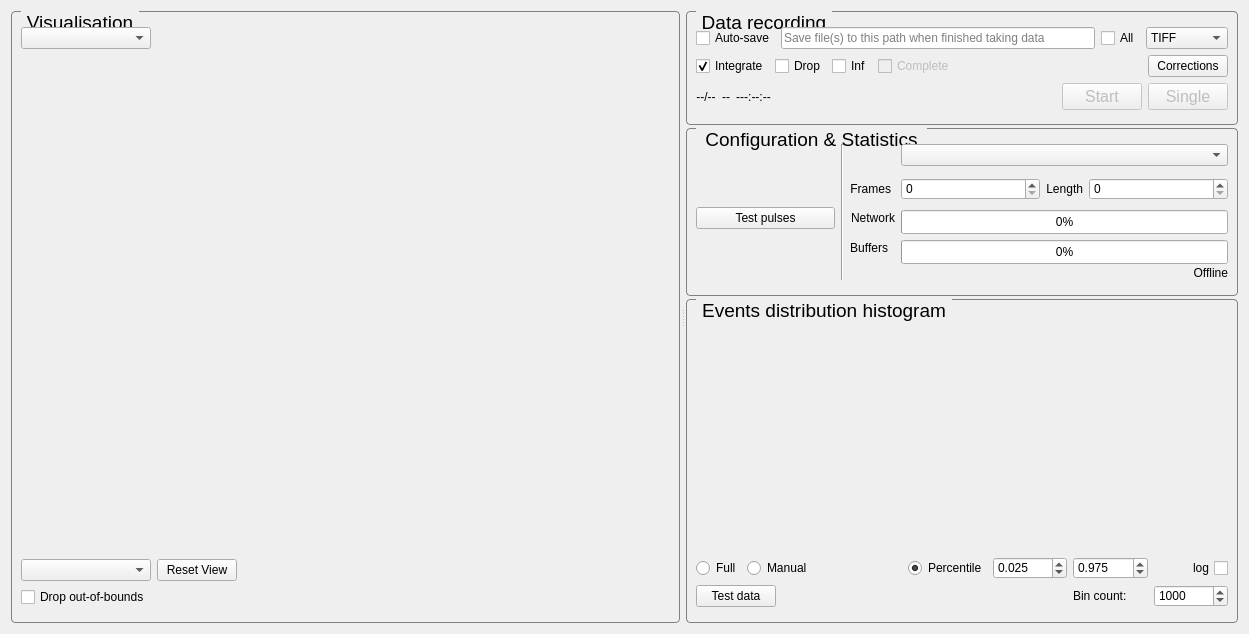
This is SpidrMpx3Eq/qcstmglvisualization.ui in navrit/dexter as Qt 5 draws it before an edit. The edited form follows.
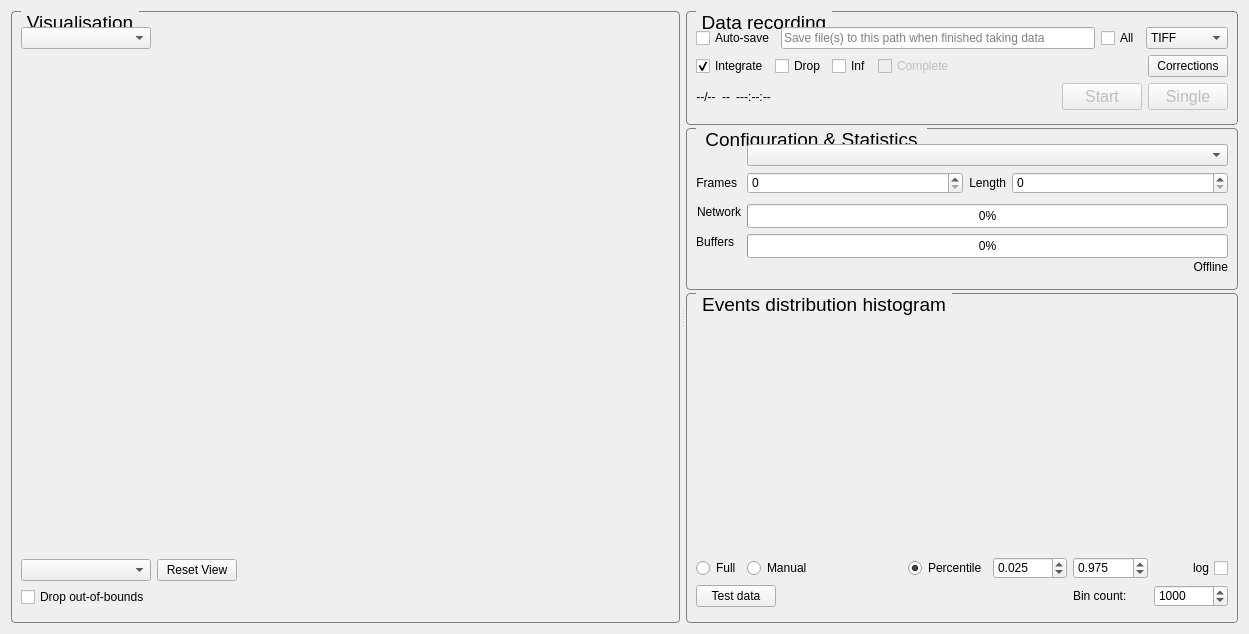
This is the edited form. Custom widgets are drawn as their Qt base class.

```diff
--- a/SpidrMpx3Eq/qcstmglvisualization.ui
+++ b/SpidrMpx3Eq/qcstmglvisualization.ui
@@ -538,58 +538,7 @@
           </property>
           <item>
            <layout class="QGridLayout" name="gridLayout_3">
-            <item row="3" column="2">
-             <widget class="QLabel" name="nTriggersSpinBoxLabel">
-              <property name="sizePolicy">
-               <sizepolicy hsizetype="Fixed" vsizetype="Preferred">
-                <horstretch>0</horstretch>
-                <verstretch>0</verstretch>
-               </sizepolicy>
-              </property>
-              <property name="toolTip">
-               <string>&lt;html&gt;&lt;head/&gt;&lt;body&gt;&lt;p&gt;Frames/triggers&lt;/p&gt;&lt;/body&gt;&lt;/html&gt;</string>
-              </property>
-              <property name="text">
-               <string>Frames</string>
-              </property>
-              <property name="alignment">
-               <set>Qt::AlignRight|Qt::AlignTrailing|Qt::AlignVCenter</set>
-              </property>
-             </widget>
-            </item>
-            <item row="3" column="5">
-             <widget class="QSpinBox" name="triggerLengthSpinBox">
-              <property name="sizePolicy">
-               <sizepolicy hsizetype="Minimum" vsizetype="Fixed">
-                <horstretch>0</horstretch>
-                <verstretch>0</verstretch>
-               </sizepolicy>
-              </property>
-              <property name="toolTip">
-               <string>trigger length</string>
-              </property>
-              <property name="maximum">
-               <number>999999999</number>
-              </property>
-             </widget>
-            </item>
-            <item row="3" column="3">
-             <widget class="QSpinBox" name="nTriggersSpinBox">
-              <property name="sizePolicy">
-               <sizepolicy hsizetype="Minimum" vsizetype="Fixed">
-                <horstretch>0</horstretch>
-                <verstretch>0</verstretch>
-               </sizepolicy>
-              </property>
-              <property name="toolTip">
-               <string>triggers</string>
-              </property>
-              <property name="maximum">
-               <number>999999999</number>
-              </property>
-             </widget>
-            </item>
-            <item row="3" column="4">
+            <item row="2" column="2">
              <widget class="QLabel" name="triggerLengthSpinBoxLabel">
               <property name="sizePolicy">
                <sizepolicy hsizetype="Fixed" vsizetype="Preferred">
@@ -605,7 +554,7 @@
               </property>
              </widget>
             </item>
-            <item row="4" column="3" colspan="3">
+            <item row="3" column="1" colspan="3">
              <widget class="QProgressBar" name="progressBar">
               <property name="sizePolicy">
                <sizepolicy hsizetype="Minimum" vsizetype="Fixed">
@@ -645,7 +594,20 @@
               </property>
              </widget>
             </item>
-            <item row="4" column="2">
+            <item row="1" column="1" colspan="3">
+             <widget class="QComboBox" name="operationModeComboBox_Vis">
+              <property name="sizePolicy">
+               <sizepolicy hsizetype="Minimum" vsizetype="Fixed">
+                <horstretch>0</horstretch>
+                <verstretch>0</verstretch>
+               </sizepolicy>
+              </property>
+              <property name="toolTip">
+               <string>operation mode</string>
+              </property>
+             </widget>
+            </item>
+            <item row="3" column="0">
              <widget class="QLabel" name="label">
               <property name="sizePolicy">
                <sizepolicy hsizetype="Fixed" vsizetype="Preferred">
@@ -661,7 +623,7 @@
               </property>
              </widget>
             </item>
-            <item row="5" column="2">
+            <item row="4" column="0">
              <widget class="QLabel" name="label_2">
               <property name="sizePolicy">
                <sizepolicy hsizetype="Fixed" vsizetype="Preferred">
@@ -677,45 +639,39 @@
               </property>
              </widget>
             </item>
-            <item row="5" column="3" colspan="3">
-             <widget class="QProgressBar" name="bufferOccupancy">
+            <item row="2" column="3">
+             <widget class="QSpinBox" name="triggerLengthSpinBox">
               <property name="sizePolicy">
                <sizepolicy hsizetype="Minimum" vsizetype="Fixed">
                 <horstretch>0</horstretch>
                 <verstretch>0</verstretch>
                </sizepolicy>
               </property>
-              <property name="minimumSize">
-               <size>
-                <width>0</width>
-                <height>24</height>
-               </size>
-              </property>
-              <property name="maximumSize">
-               <size>
-                <width>16777215</width>
-                <height>15</height>
-               </size>
-              </property>
               <property name="toolTip">
                <string>Make sure this doesn't reach 100%!</string>
               </property>
-              <property name="value">
-               <number>0</number>
+              <property name="maximum">
+               <number>999999999</number>
               </property>
-              <property name="alignment">
-               <set>Qt::AlignLeading|Qt::AlignLeft|Qt::AlignTop</set>
-              </property>
              </widget>
             </item>
-            <item row="1" column="1" rowspan="6">
-             <widget class="Line" name="line">
-              <property name="orientation">
-               <enum>Qt::Vertical</enum>
+            <item row="2" column="1">
+             <widget class="QSpinBox" name="nTriggersSpinBox">
+              <property name="sizePolicy">
+               <sizepolicy hsizetype="Minimum" vsizetype="Fixed">
+                <horstretch>0</horstretch>
+                <verstretch>0</verstretch>
+               </sizepolicy>
               </property>
+              <property name="toolTip">
+               <string>triggers</string>
+              </property>
+              <property name="maximum">
+               <number>999999999</number>
+              </property>
              </widget>
             </item>
-            <item row="6" column="5">
+            <item row="5" column="3">
              <widget class="QLabel" name="statsLabel">
               <property name="sizePolicy">
                <sizepolicy hsizetype="Preferred" vsizetype="Preferred">
@@ -740,32 +696,53 @@
               </property>
              </widget>
             </item>
-            <item row="4" column="0">
-             <widget class="QPushButton" name="testPulsesPushButton">
-              <property name="enabled">
-               <bool>true</bool>
+            <item row="4" column="1" colspan="3">
+             <widget class="QProgressBar" name="bufferOccupancy">
+              <property name="sizePolicy">
+               <sizepolicy hsizetype="Minimum" vsizetype="Fixed">
+                <horstretch>0</horstretch>
+                <verstretch>0</verstretch>
+               </sizepolicy>
               </property>
               <property name="minimumSize">
                <size>
-                <width>94</width>
-                <height>0</height>
+                <width>0</width>
+                <height>24</height>
                </size>
               </property>
-              <property name="text">
-               <string>Test pulses</string>
+              <property name="maximumSize">
+               <size>
+                <width>16777215</width>
+                <height>15</height>
+               </size>
+              </property>
+              <property name="toolTip">
+               <string>Make sure this doesn't reach 100%!</string>
+              </property>
+              <property name="value">
+               <number>0</number>
+              </property>
+              <property name="alignment">
+               <set>Qt::AlignLeading|Qt::AlignLeft|Qt::AlignTop</set>
               </property>
              </widget>
             </item>
-            <item row="1" column="3" colspan="3">
-             <widget class="QComboBox" name="operationModeComboBox_Vis">
+            <item row="2" column="0">
+             <widget class="QLabel" name="nTriggersSpinBoxLabel">
               <property name="sizePolicy">
-               <sizepolicy hsizetype="Minimum" vsizetype="Fixed">
+               <sizepolicy hsizetype="Fixed" vsizetype="Preferred">
                 <horstretch>0</horstretch>
                 <verstretch>0</verstretch>
                </sizepolicy>
               </property>
               <property name="toolTip">
-               <string>operation mode</string>
+               <string>&lt;html&gt;&lt;head/&gt;&lt;body&gt;&lt;p&gt;Frames/triggers&lt;/p&gt;&lt;/body&gt;&lt;/html&gt;</string>
+              </property>
+              <property name="text">
+               <string>Frames</string>
+              </property>
+              <property name="alignment">
+               <set>Qt::AlignRight|Qt::AlignTrailing|Qt::AlignVCenter</set>
               </property>
              </widget>
             </item>
```
Left out of the diff: 3 changed lines with no effect on the pictures.
